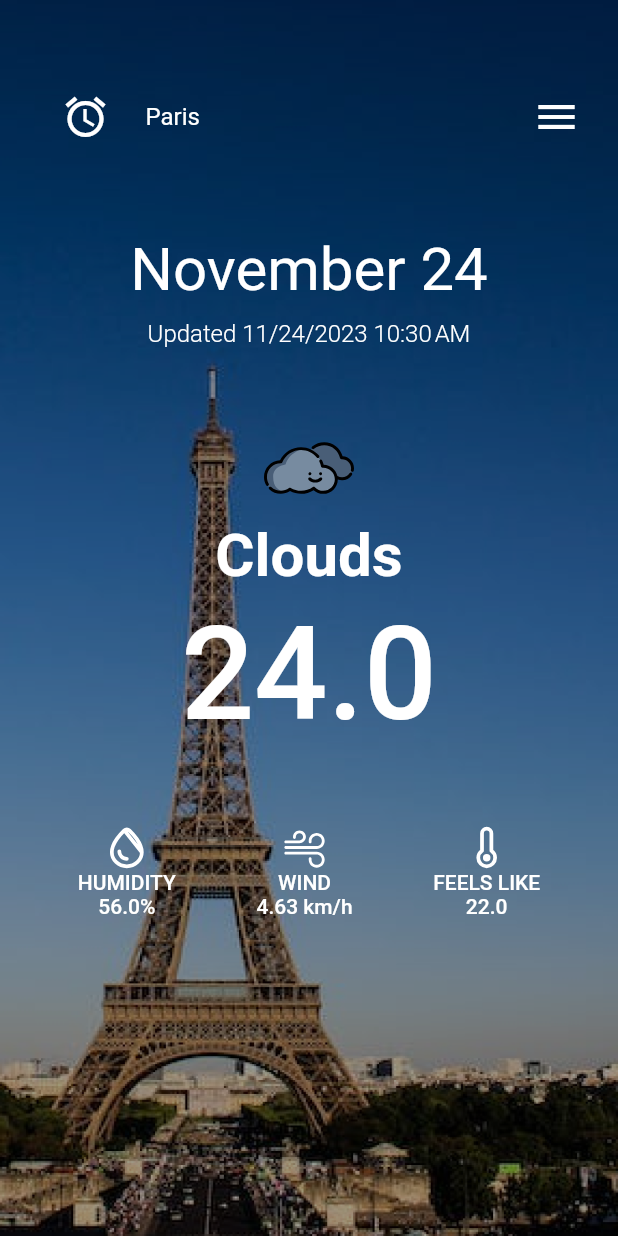
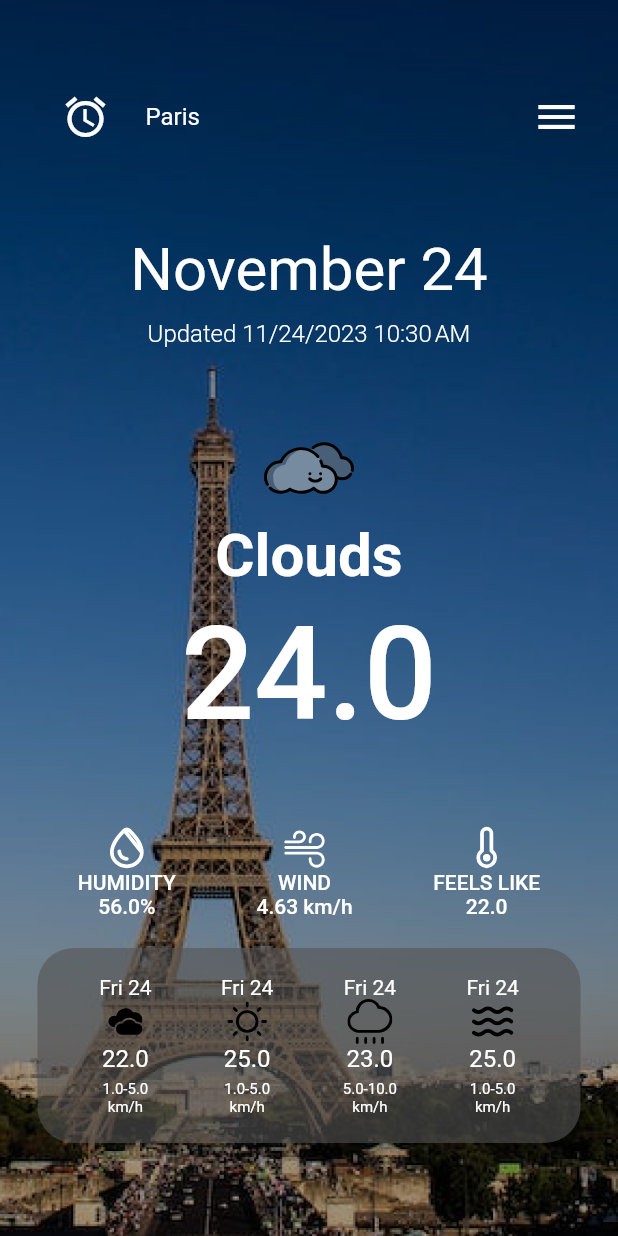
Before and after one commit to romannjoroge/heyflutterweatherapp, a Flutter app: the screen it shows after launch, on a phone screen of 412 x 824 dp. Run offline on Flutter 3.47's test engine with Material 2 defaults, Android fonts, the phone set to English and light mode, and no system bars; our stand-ins replace flutter_svg, shared_preferences.

Commit message:
Adding the individual next days weathers widgets

```diff
--- a/lib/screens/home/widgets/next_days_weather.dart
+++ b/lib/screens/home/widgets/next_days_weather.dart
@@ -27,11 +27,17 @@ class NextDaysWeatherWidget extends StatelessWidget {
         color: const Color.fromRGBO(83, 83, 83, 0.6),
         borderRadius: BorderRadius.circular(24)
       ),
-      child: Row(
-        mainAxisAlignment: MainAxisAlignment.spaceAround,
-        children: [
-
-        ],
+      child: Padding(
+        padding: const EdgeInsets.all(18.0),
+        child: Row(
+          mainAxisAlignment: MainAxisAlignment.spaceAround,
+          children: [
+            IndividualNextDayWeatherWidget(daysData: day1Weather),
+            IndividualNextDayWeatherWidget(daysData: day2Weather),
+            IndividualNextDayWeatherWidget(daysData: day3Weather),
+            IndividualNextDayWeatherWidget(daysData: day4Weather),
+          ],
+        ),
       )
     );
   }
@@ -52,7 +58,7 @@ class IndividualNextDayWeatherWidget extends StatelessWidget {
       children: [
         // Date
         Text(
-          getMonthDateStringFromDate(daysData.date),
+          getWeekdayAndDay(daysData.date),
           style: const TextStyle(
             color: Colors.white,
             fontSize: 14,
@@ -75,6 +81,7 @@ class IndividualNextDayWeatherWidget extends StatelessWidget {
               fontWeight: FontWeight.w400
           ),
         ),
+        const SizedBox(height: 5,),
         // Wind speed
         Text(
           '${daysData.bottomWindSpeed}-${daysData.topWindSpeed}',
```
